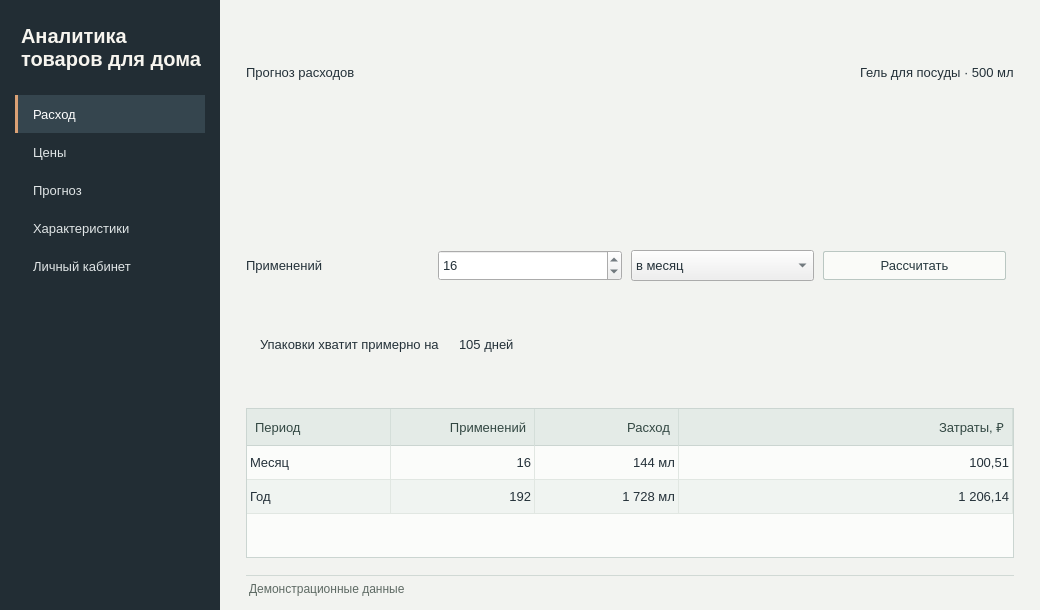
Joe6355/_Analytics-for-household-goods, file household_goods.ui: the form before one commit.
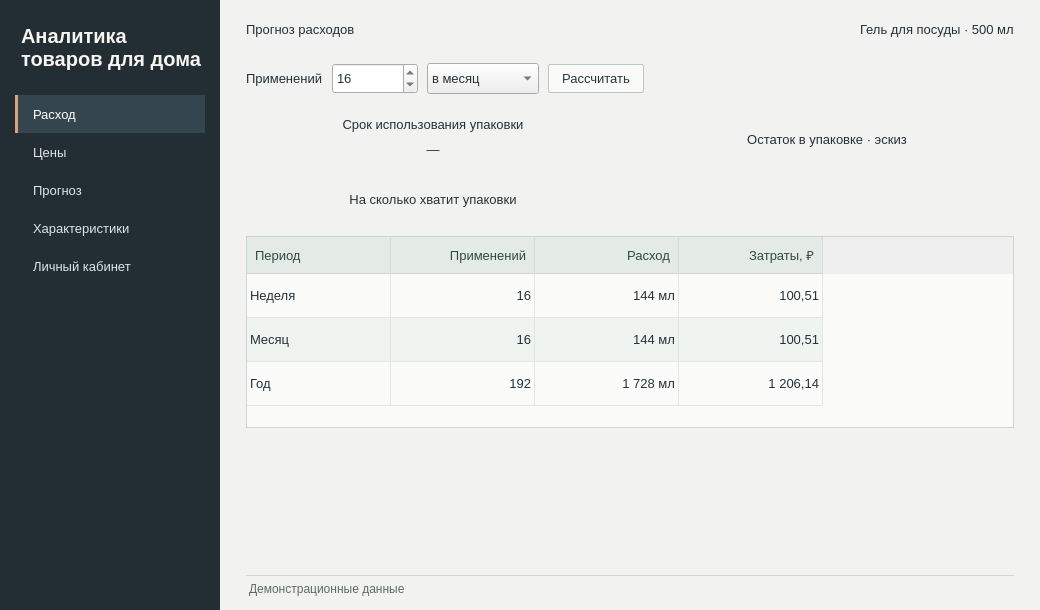
The form after the commit. The open tabs and pages were chosen to show the change. Icons and pictures are not drawn.

Commit message:
main.py Обновлено отображение результатов расхода и прогноза Добавлены количество замеров и диапазон расхода Добавлен статичный эскиз графика остатка упаковки Настроены ширина столбцов и высота таблицы прогноза Настроено отображение прочерка, срока и ошибок ввода
account_client.py
Заголовок формы входа выровнен по левому краю

```diff
--- a/household_goods.ui
+++ b/household_goods.ui
@@ -1154,7 +1154,7 @@
               </widget>
              </item>
              <item>
-              <layout class="QHBoxLayout" name="frequencyFields">
+              <layout class="QHBoxLayout" name="frequencyFields" stretch="0,0,0,0,1">
                <property name="spacing">
                 <number>9</number>
                </property>
@@ -1170,6 +1170,12 @@
                </item>
                <item>
                 <widget class="QSpinBox" name="frequencyInput">
+                 <property name="minimumSize">
+                  <size>
+                   <width>86</width>
+                   <height>27</height>
+                  </size>
+                 </property>
                  <property name="minimum">
                   <number>1</number>
                  </property>
@@ -1183,6 +1189,12 @@
                </item>
                <item>
                 <widget class="QComboBox" name="frequencyPeriod">
+                 <property name="minimumSize">
+                  <size>
+                   <width>112</width>
+                   <height>27</height>
+                  </size>
+                 </property>
                  <property name="accessibleName">
                   <string>Период</string>
                  </property>
@@ -1210,8 +1222,11 @@
                </item>
                <item>
                 <spacer name="forecastFieldsSpacer">
+                 <property name="orientation">
+                  <enum>Qt::Horizontal</enum>
+                 </property>
                  <property name="sizeType">
-                  <enum>QSizePolicy::Fixed</enum>
+                  <enum>QSizePolicy::Expanding</enum>
                  </property>
                  <property name="sizeHint" stdset="0">
                   <size>
@@ -1223,18 +1238,26 @@
                </item>
               </layout>
              </item>
-             <item alignment="Qt::AlignLeft">
+             <item>
+              <layout class="QHBoxLayout" name="forecastSummary" stretch="1,1">
+               <property name="spacing">
+                <number>20</number>
+               </property>
+               <item>
               <widget class="QFrame" name="durationSheet">
                <property name="minimumSize">
                 <size>
-                 <width>420</width>
-                 <height>0</height>
+                   <width>0</width>
+                   <height>110</height>
                 </size>
                </property>
                <property name="role" stdset="0">
                 <string>sheet</string>
                </property>
-               <layout class="QHBoxLayout" name="durationLayout" stretch="0,0">
+                 <layout class="QVBoxLayout" name="durationLayout">
+                  <property name="spacing">
+                   <number>10</number>
+                  </property>
                 <property name="leftMargin">
                  <number>14</number>
                 </property>
@@ -1245,12 +1268,15 @@
                  <number>14</number>
                 </property>
                 <property name="bottomMargin">
-                 <number>10</number>
+                   <number>16</number>
                 </property>
                 <item>
                  <widget class="QLabel" name="durationLabel">
                   <property name="text">
-                   <string>Упаковки хватит примерно на</string>
+                     <string>Срок использования упаковки</string>
+                    </property>
+                    <property name="alignment">
+                     <set>Qt::AlignCenter</set>
                   </property>
                   <property name="wordWrap">
                    <bool>true</bool>
@@ -1260,23 +1286,92 @@
                 <item>
                  <widget class="QLabel" name="durationValue">
                   <property name="text">
-                   <string>105 дней</string>
+                     <string>—</string>
+                    </property>
+                    <property name="alignment">
+                     <set>Qt::AlignCenter</set>
                   </property>
                   <property name="role" stdset="0">
                    <string>featuredFigure</string>
                   </property>
                  </widget>
                 </item>
-               </layout>
-              </widget>
+                  <item>
+                   <widget class="QLabel" name="forecastHint">
+                    <property name="text">
+                     <string/>
+                    </property>
+                    <property name="textFormat">
+                     <enum>Qt::PlainText</enum>
+                    </property>
+                    <property name="wordWrap">
+                     <bool>true</bool>
+                    </property>
+                    <property name="role" stdset="0">
+                     <string>muted</string>
+                    </property>
+                   </widget>
+                  </item>
+                  <item>
+                   <widget class="QLabel" name="forecastDurationCaption">
+                    <property name="text">
+                     <string>На сколько хватит упаковки</string>
+                    </property>
+                    <property name="alignment">
+                     <set>Qt::AlignCenter</set>
+                    </property>
+                    <property name="wordWrap">
+                     <bool>true</bool>
+                    </property>
+                   </widget>
+                  </item>
+                 </layout>
+                </widget>
+               </item>
+               <item>
+                <widget class="QFrame" name="forecastGraphSheet">
+                 <property name="role" stdset="0">
+                  <string>sheet</string>
+                 </property>
+                 <layout class="QVBoxLayout" name="forecastGraphLayout">
+                  <property name="spacing">
+                   <number>6</number>
+                  </property>
+                  <item>
+                   <widget class="QLabel" name="forecastGraphTitle">
+                    <property name="text">
+                     <string>Остаток в упаковке · эскиз</string>
+                    </property>
+                    <property name="alignment">
+                     <set>Qt::AlignCenter</set>
+                    </property>
+                    <property name="role" stdset="0">
+                     <string>sectionTitle</string>
+                    </property>
+                   </widget>
+                  </item>
+                  <item>
+                   <widget class="QLabel" name="forecastGraphPreview">
+                    <property name="accessibleName">
+                     <string>Эскиз графика уменьшения остатка</string>
+                    </property>
+                    <property name="alignment">
+                     <set>Qt::AlignCenter</set>
+                    </property>
+                   </widget>
+                  </item>
+                 </layout>
+                </widget>
+               </item>
+              </layout>
              </item>
              <item>
               <widget class="QTableWidget" name="forecastTable">
-               <property name="maximumSize">
-                <size>
-                 <width>16777215</width>
-                 <height>150</height>
-                </size>
+               <property name="sizePolicy">
+                <sizepolicy hsizetype="Expanding" vsizetype="Fixed">
+                 <horstretch>0</horstretch>
+                 <verstretch>0</verstretch>
+                </sizepolicy>
                </property>
                <property name="accessibleName">
                 <string>Прогноз на месяц и год</string>
@@ -1297,16 +1392,17 @@
                 <number>144</number>
                </attribute>
                <attribute name="horizontalHeaderStretchLastSection">
-                <bool>true</bool>
+                <bool>false</bool>
                </attribute>
                <attribute name="verticalHeaderVisible">
                 <bool>false</bool>
                </attribute>
                <attribute name="verticalHeaderDefaultSectionSize">
-                <number>34</number>
+                <number>44</number>
                </attribute>
                <row/>
                <row/>
+               <row/>
                <column>
                 <property name="text">
                  <string>Период</string>
@@ -1341,10 +1437,39 @@
                </column>
                <item row="0" column="0">
                 <property name="text">
+                 <string>Неделя</string>
+                </property>
+               </item>
+               <item row="0" column="1">
+                <property name="text">
+                 <string>16</string>
+                </property>
+                <property name="textAlignment">
+                 <set>AlignTrailing|AlignVCenter</set>
+                </property>
+               </item>
+               <item row="0" column="2">
+                <property name="text">
+                 <string>144 мл</string>
+                </property>
+                <property name="textAlignment">
+                 <set>AlignTrailing|AlignVCenter</set>
+                </property>
+               </item>
+               <item row="0" column="3">
+                <property name="text">
+                 <string>100,51</string>
+                </property>
+                <property name="textAlignment">
+                 <set>AlignTrailing|AlignVCenter</set>
+                </property>
+               </item>
+               <item row="1" column="0">
+                <property name="text">
                  <string>Месяц</string>
                 </property>
                </item>
-               <item row="0" column="1">
+               <item row="1" column="1">
                 <property name="text">
                  <string>16</string>
                 </property>
@@ -1352,7 +1477,7 @@
                  <set>AlignTrailing|AlignVCenter</set>
                 </property>
                </item>
-               <item row="0" column="2">
+               <item row="1" column="2">
                 <property name="text">
                  <string>144 мл</string>
                 </property>
@@ -1360,7 +1485,7 @@
                  <set>AlignTrailing|AlignVCenter</set>
                 </property>
                </item>
-               <item row="0" column="3">
+               <item row="1" column="3">
                 <property name="text">
                  <string>100,51</string>
                 </property>
@@ -1368,12 +1493,12 @@
                  <set>AlignTrailing|AlignVCenter</set>
                 </property>
                </item>
-               <item row="1" column="0">
+               <item row="2" column="0">
                 <property name="text">
                  <string>Год</string>
                 </property>
                </item>
-               <item row="1" column="1">
+               <item row="2" column="1">
                 <property name="text">
                  <string>192</string>
                 </property>
@@ -1381,7 +1506,7 @@
                  <set>AlignTrailing|AlignVCenter</set>
                 </property>
                </item>
-               <item row="1" column="2">
+               <item row="2" column="2">
                 <property name="text">
                  <string>1 728 мл</string>
                 </property>
@@ -1389,7 +1514,7 @@
                  <set>AlignTrailing|AlignVCenter</set>
                 </property>
                </item>
-               <item row="1" column="3">
+               <item row="2" column="3">
                 <property name="text">
                  <string>1 206,14</string>
                 </property>
@@ -1401,8 +1526,11 @@
              </item>
              <item>
               <spacer name="forecastSpacer">
+               <property name="orientation">
+                <enum>Qt::Vertical</enum>
+               </property>
                <property name="sizeType">
-                <enum>QSizePolicy::Fixed</enum>
+                <enum>QSizePolicy::Expanding</enum>
                </property>
                <property name="sizeHint" stdset="0">
                 <size>
```
Left out of the diff: 309 changed lines with no effect on the pictures. Lines whose indentation alone changed are shown as unchanged. The commit also changes 2 other files.
